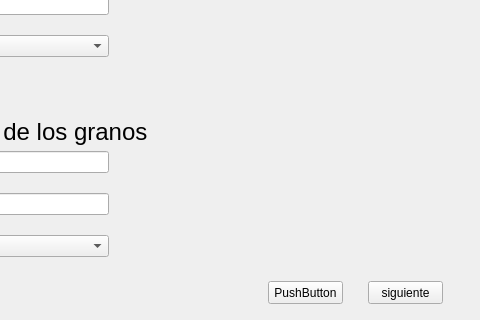
This is gui_cartaporte_crear_3.ui in Jose-Cisneros/MoliTec as Qt 5 draws it before an edit; both pictures show x 322 to 802 and y 279 to 599 of the 802 by 599 pixel window. The edited form follows.
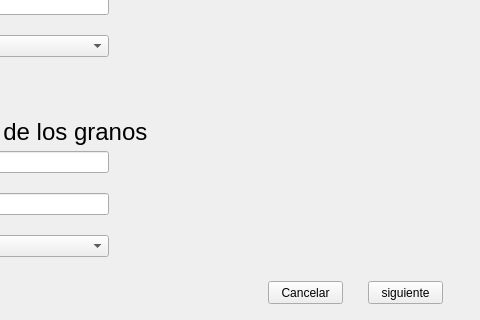
This is the edited form.

Diff of the .ui file:
```diff
--- a/gui_cartaporte_crear_3.ui
+++ b/gui_cartaporte_crear_3.ui
@@ -288,7 +288,7 @@
     </rect>
    </property>
    <property name="text">
-    <string>PushButton</string>
+    <string>Cancelar</string>
    </property>
   </widget>
  </widget>
```
